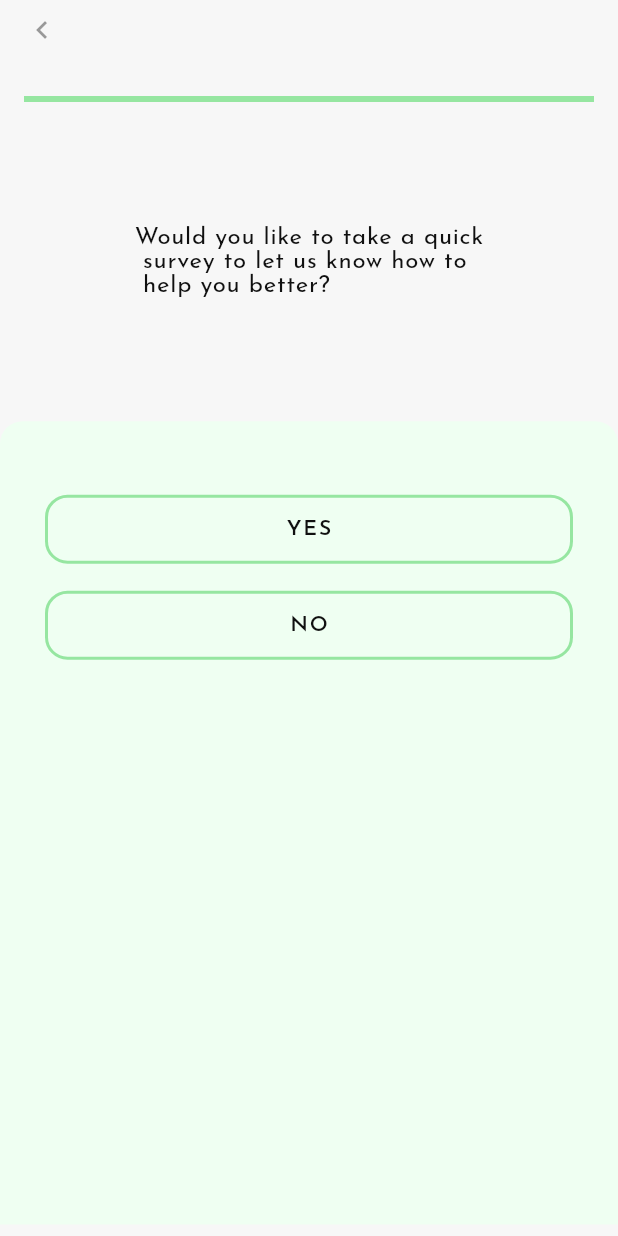
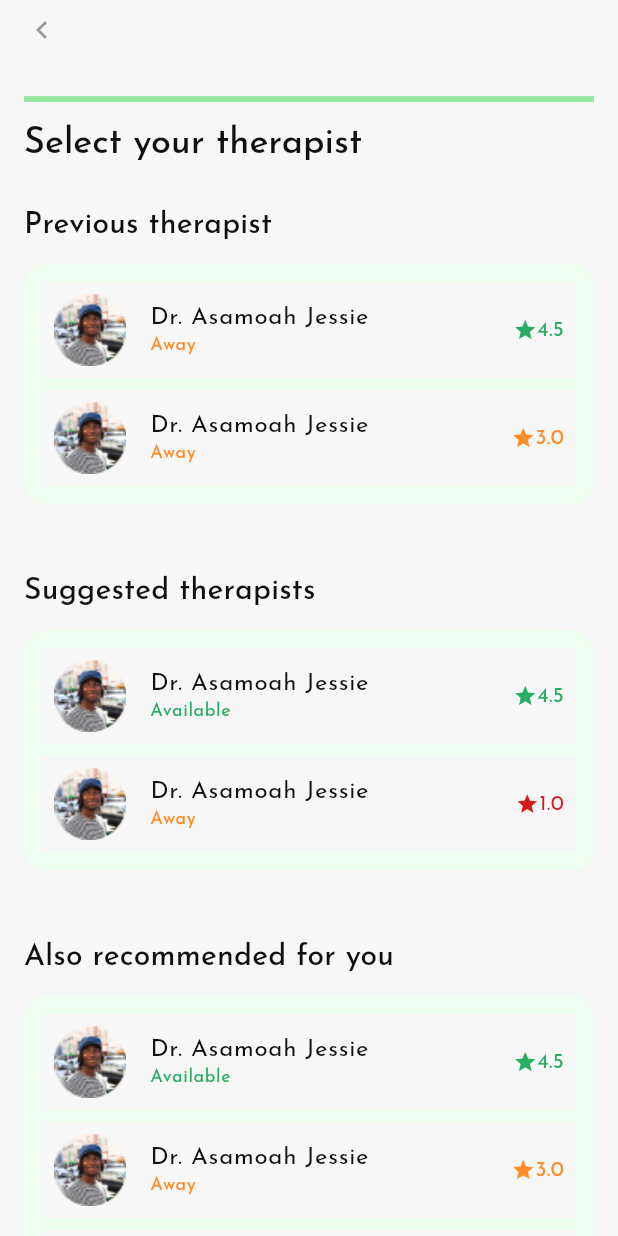
Before and after one commit to DeveloperMaleek/talk2me, a Flutter app: the BookTherapy2 screen opened by its route, after a tap on "NO", on a phone screen of 412 x 824 dp. Run offline on Flutter 3.47's test engine with Material 2 defaults, Android fonts, the phone set to English and light mode, and no system bars; drawn by our look-alikes of step_progress_indicator; our stand-ins replace font_awesome_flutter, google_fonts, google_nav_bar, multi_select_flutter; network calls fail.

Commit message:
added the therapist selection pages and routes to the page

```diff
--- a/lib/my_app.dart
+++ b/lib/my_app.dart
@@ -1,6 +1,7 @@
 import 'package:flutter/material.dart';
 import 'package:google_fonts/google_fonts.dart';
 import 'package:talk2me/routes.dart' as route;
+import 'package:talk2me/ui/therapy/therapist_selection.dart';
 
 class MyApp extends StatelessWidget {
   const MyApp({Key? key}) : super(key: key);
@@ -16,7 +17,7 @@ class MyApp extends StatelessWidget {
             GoogleFonts.josefinSansTextTheme(Theme.of(context).textTheme),
         primarySwatch: Colors.blue,
       ),
-      // home: const ClientNavigation(),
+      // home: const TherapistSelection(),
       onGenerateRoute: route.controller,
       initialRoute: route.clientNavigation,
     );
--- a/lib/routes.dart
+++ b/lib/routes.dart
@@ -5,6 +5,7 @@ import 'package:talk2me/ui/therapy/book_therapy_1.dart';
 import 'package:talk2me/ui/therapy/book_therapy_2.dart';
 import 'package:talk2me/ui/therapy/booking_session_success.dart';
 import 'package:talk2me/ui/therapy/select_available_sessions.dart';
+import 'package:talk2me/ui/therapy/therapist_selection.dart';
 
 const String clientDashboardPage = 'clientDashboardPage';
 const String selectAvailableSessions = 'selectAvailableSessions';
@@ -12,6 +13,7 @@ const String bookedSessionSuccessful = 'bookedSessionSuccessful';
 const String clientNavigation = "clientNavigation";
 const String therapyBookSession = "therapyBookSession";
 const String therapyBookSession2 = "therapyBookSession2";
+const String therapySelection = "therapySelection";
 
 Route<dynamic> controller(RouteSettings settings) {
   switch (settings.name) {
@@ -25,8 +27,10 @@ Route<dynamic> controller(RouteSettings settings) {
       return MaterialPageRoute(builder: (context) => SessionSuccessPage());
     case therapyBookSession:
       return MaterialPageRoute(builder: (context) => BookTherapy1());
-      case therapyBookSession2:
+    case therapyBookSession2:
       return MaterialPageRoute(builder: (context) => BookTherapy2());
+    case therapySelection:
+      return MaterialPageRoute(builder: (context) => TherapistSelection());
     default:
       throw ('this route name does not exist');
   }
--- a/lib/ui/therapy/book_therapy_1.dart
+++ b/lib/ui/therapy/book_therapy_1.dart
@@ -28,7 +28,7 @@ class _BookTherapy1State extends State<BookTherapy1> {
           mainAxisAlignment: MainAxisAlignment.spaceEvenly,
           children: [
             const ProgressIndicatorBar(
-              totalSteps: 2,
+              totalSteps: 3,
               currentStep: 1,
             ),
             SizedBox(
--- a/lib/ui/therapy/book_therapy_2.dart
+++ b/lib/ui/therapy/book_therapy_2.dart
@@ -4,6 +4,7 @@ import 'package:talk2me/widgets/buttons.dart' as button;
 import 'package:talk2me/constants/text_styles.dart' as text_content;
 import 'package:talk2me/widgets/appBar.dart' as app_bar_btn;
 import 'package:talk2me/widgets/range.dart';
+import 'package:talk2me/routes.dart' as route;
 
 class BookTherapy2 extends StatefulWidget {
   const BookTherapy2({Key? key}) : super(key: key);
@@ -29,7 +30,7 @@ class _BookTherapy1State extends State<BookTherapy2> {
           mainAxisAlignment: MainAxisAlignment.spaceEvenly,
           children: [
             const ProgressIndicatorBar(
-              totalSteps: 2,
+              totalSteps: 3,
               currentStep: 2,
             ),
             SizedBox(
@@ -80,7 +81,8 @@ class _BookTherapy1State extends State<BookTherapy2> {
                                 button.OutlineButton(
                                     buttonText: 'No',
                                     buttonTextColor: AppColors.textColorLightBg,
-                                    onPressed: () {},
+                                    onPressed: () {Navigator.pushNamed(
+                                          context, route.therapySelection);},
                                     outlineColor: AppColors.primaryColor),
                               ],
                             ),
--- /dev/null
+++ b/lib/ui/therapy/therapist_selection.dart
@@ -0,0 +1,208 @@
+import 'package:flutter/material.dart';
+import 'package:talk2me/constants/colors.dart';
+import 'package:talk2me/constants/text_styles.dart' as text_center;
+import 'package:talk2me/widgets/appBar.dart' as app_bar_btn;
+import 'package:talk2me/widgets/range.dart';
+import 'package:talk2me/widgets/therapy_lists.dart';
+
+class TherapistSelection extends StatefulWidget {
+  const TherapistSelection({Key? key}) : super(key: key);
+
+  @override
+  State<TherapistSelection> createState() => _TherapistSelectionState();
+}
+
+class _TherapistSelectionState extends State<TherapistSelection> {
+  @override
+  Widget build(BuildContext context) {
+    return Scaffold(
+      backgroundColor: AppColors.lightBackground,
+      appBar: app_bar_btn.AppBarNavWithBackButton(
+        iconColor: AppColors.textColorLightBg,
+        onPressed: () {},
+      ),
+      body: ListView(
+        children: [
+          Column(
+              mainAxisAlignment: MainAxisAlignment.start,
+              crossAxisAlignment: CrossAxisAlignment.start,
+              children: [
+                const ProgressIndicatorBar(
+                  totalSteps: 3,
+                  currentStep: 3,
+                ),
+                // SizedBox(
+                //   height: MediaQuery.of(context).size.height * 0.1,
+                // ),
+
+                SizedBox(
+                  height: 16,
+                ),
+                Padding(
+                  padding: const EdgeInsets.only(right: 16, left: 16),
+                  child: text_center.HeadingFive(
+                      text: "Select your therapist",
+                      textColor: AppColors.textColorLightBg),
+                ),
+                Padding(
+                  padding: const EdgeInsets.all(16.0),
+                  child: Column(
+                    crossAxisAlignment: CrossAxisAlignment.start,
+                    children: [
+                      SizedBox(height: 16),
+                      text_center.HeadingSix(
+                          text: "Previous therapist",
+                          textColor: AppColors.textColorLightBg),
+                      SizedBox(height: 16),
+                      Container(
+                        padding: EdgeInsets.all(12),
+                        decoration: BoxDecoration(
+                            color: AppColors.greenBackground,
+                            borderRadius: BorderRadius.circular(15)),
+                        child: Column(
+                          children: [
+                            TherapistListContainer(
+                                therapistImage: 'assets/images/dp.png',
+                                therapistName: "Dr. Asamoah Jessie",
+                                status: 'Away',
+                                statusColor: AppColors.warningColor,
+                                starRating: Icons.star,
+                                starRatingColor: AppColors.successColor,
+                                ratingNumber: "4.5",
+                                ratingColor: AppColors.successColor),
+                            SizedBox(height: 8),
+                            TherapistListContainer(
+                                therapistImage: 'assets/images/dp.png',
+                                therapistName: "Dr. Asamoah Jessie",
+                                status: 'Away',
+                                statusColor: AppColors.warningColor,
+                                starRating: Icons.star,
+                                starRatingColor: AppColors.warningColor,
+                                ratingNumber: "3.0",
+                                ratingColor: AppColors.warningColor),
+                          ],
+                        ),
+                      ),
+                    ],
+                  ),
+                ),
+                Padding(
+                  padding: const EdgeInsets.all(16.0),
+                  child: Column(
+                    crossAxisAlignment: CrossAxisAlignment.start,
+                    children: [
+                      SizedBox(height: 16),
+                      text_center.HeadingSix(
+                          text: "Suggested therapists",
+                          textColor: AppColors.textColorLightBg),
+                      SizedBox(height: 16),
+                      Container(
+                        padding: EdgeInsets.all(12),
+                        decoration: BoxDecoration(
+                            color: AppColors.greenBackground,
+                            borderRadius: BorderRadius.circular(15)),
+                        child: Column(
+                          children: [
+                            TherapistListContainer(
+                                therapistImage: 'assets/images/dp.png',
+                                therapistName: "Dr. Asamoah Jessie",
+                                status: 'Available',
+                                statusColor: AppColors.successColor,
+                                starRating: Icons.star,
+                                starRatingColor: AppColors.successColor,
+                                ratingNumber: "4.5",
+                                ratingColor: AppColors.successColor),
+                            SizedBox(height: 8),
+                            TherapistListContainer(
+                                therapistImage: 'assets/images/dp.png',
+                                therapistName: "Dr. Asamoah Jessie",
+                                status: 'Away',
+                                statusColor: AppColors.warningColor,
+                                starRating: Icons.star,
+                                starRatingColor: AppColors.errorColor,
+                                ratingNumber: "1.0",
+                                ratingColor: AppColors.errorColor),
+                          ],
+                        ),
+                      ),
+                    ],
+                  ),
+                ),
+                Padding(
+                  padding: const EdgeInsets.all(16.0),
+                  child: Column(
+                    crossAxisAlignment: CrossAxisAlignment.start,
+                    children: [
+                      SizedBox(height: 16),
+                      text_center.HeadingSix(
+                          text: "Also recommended for you",
+                          textColor: AppColors.textColorLightBg),
+                      SizedBox(height: 16),
+                      Container(
+                        padding: EdgeInsets.all(12),
+                        decoration: BoxDecoration(
+                            color: AppColors.greenBackground,
+                            borderRadius: BorderRadius.circular(15)),
+                        child: Column(
+                          children: [
+                            TherapistListContainer(
+                                therapistImage: 'assets/images/dp.png',
+                                therapistName: "Dr. Asamoah Jessie",
+                                status: 'Available',
+                                statusColor: AppColors.successColor,
+                                starRating: Icons.star,
+                                starRatingColor: AppColors.successColor,
+                                ratingNumber: "4.5",
+                                ratingColor: AppColors.successColor),
+                            SizedBox(height: 8),
+                            TherapistListContainer(
+                                therapistImage: 'assets/images/dp.png',
+                                therapistName: "Dr. Asamoah Jessie",
+                                status: 'Away',
+                                statusColor: AppColors.warningColor,
+                                starRating: Icons.star,
+                                starRatingColor: AppColors.warningColor,
+                                ratingNumber: "3.0",
+                                ratingColor: AppColors.warningColor),
+                            SizedBox(height: 8),
+                            TherapistListContainer(
+                                therapistImage: 'assets/images/dp.png',
+                                therapistName: "Dr. Asamoah Jessie",
+                                status: 'Available',
+                                statusColor: AppColors.successColor,
+                                starRating: Icons.star,
+                                starRatingColor: AppColors.successColor,
+                                ratingNumber: "4.5",
+                                ratingColor: AppColors.successColor),
+                            SizedBox(height: 8),
+                            TherapistListContainer(
+                                therapistImage: 'assets/images/dp.png',
+                                therapistName: "Dr. Asamoah Jessie",
+                                status: 'Available',
+                                statusColor: AppColors.successColor,
+                                starRating: Icons.star,
+                                starRatingColor: AppColors.successColor,
+                                ratingNumber: "4.5",
+                                ratingColor: AppColors.successColor),
+                            SizedBox(height: 8),
+                            TherapistListContainer(
+                                therapistImage: 'assets/images/dp.png',
+                                therapistName: "Dr. Asamoah Jessie",
+                                status: 'Available',
+                                statusColor: AppColors.successColor,
+                                starRating: Icons.star,
+                                starRatingColor: AppColors.successColor,
+                                ratingNumber: "4.5",
+                                ratingColor: AppColors.successColor),
+                          ],
+                        ),
+                      ),
+                    ],
+                  ),
+                ),
+              ]),
+        ],
+      ),
+    );
+  }
+}
--- /dev/null
+++ b/lib/widgets/therapy_lists.dart
@@ -0,0 +1,65 @@
+import 'package:flutter/material.dart';
+import 'package:talk2me/constants/colors.dart';
+import 'package:talk2me/constants/text_styles.dart' as text_content;
+
+class TherapistListContainer extends StatelessWidget {
+  const TherapistListContainer(
+      {Key? key,
+      required this.therapistImage,
+      required this.therapistName,
+      required this.status,
+      required this.statusColor,
+      required this.starRating,
+      required this.starRatingColor,
+      required this.ratingNumber,
+      required this.ratingColor})
+      : super(key: key);
+
+  final String therapistImage;
+  final String therapistName;
+  final String status;
+  final Color statusColor;
+  final IconData starRating;
+  final Color starRatingColor;
+  final String ratingNumber;
+  final Color ratingColor;
+
+  @override
+  Widget build(BuildContext context) {
+    return Container(
+      width: MediaQuery.of(context).size.width,
+      color: AppColors.lightBackground,
+      padding: EdgeInsets.all(8),
+      child: Row(
+        children: [
+          Image(image: AssetImage(therapistImage)),
+          SizedBox(width: 16),
+          Expanded(
+            child: Column(
+              crossAxisAlignment: CrossAxisAlignment.start,
+              children: [
+                text_content.BodyTextOne(
+                    text: therapistName, textColor: AppColors.textColorLightBg),
+                SizedBox(height: 4),
+                text_content.CaptionText(
+                  text: status,
+                  textColor: statusColor,
+                ),
+              ],
+            ),
+          ),
+          Row(
+            children: [
+              Icon(starRating, size: 16, color: ratingColor),
+              SizedBox(height: 5),
+              text_content.BodyTextTwo(
+                text: ratingNumber,
+                textColor: ratingColor,
+              )
+            ],
+          )
+        ],
+      ),
+    );
+  }
+}
```
Also changed, not shown: assets/images/dp.png (added).
